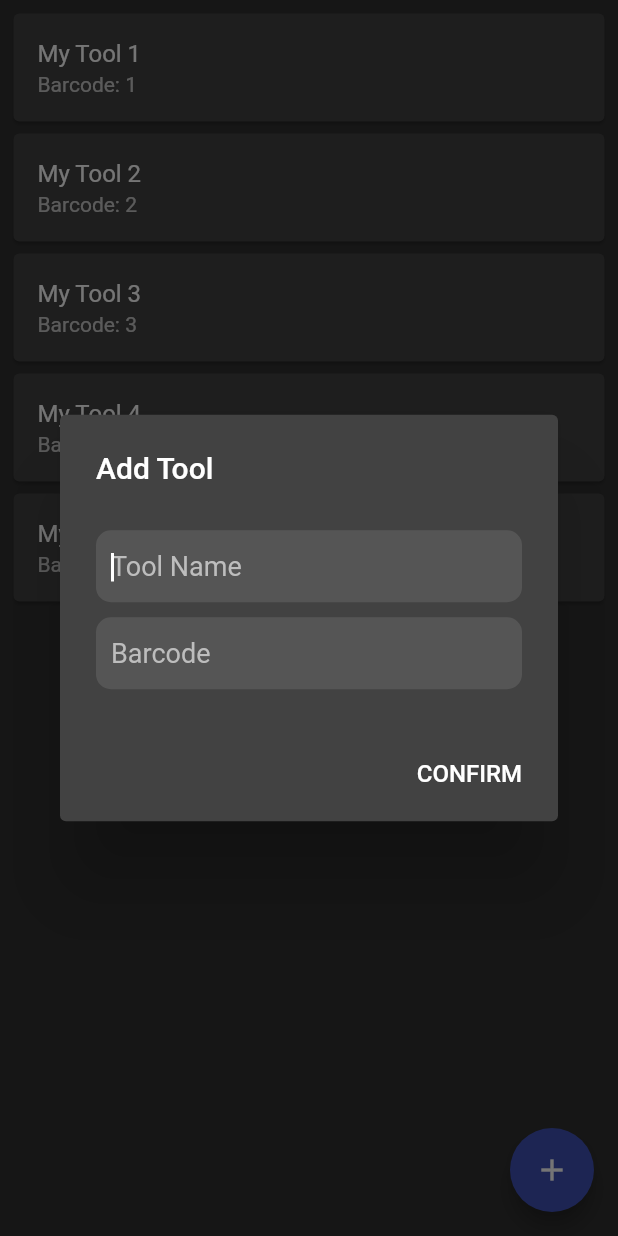
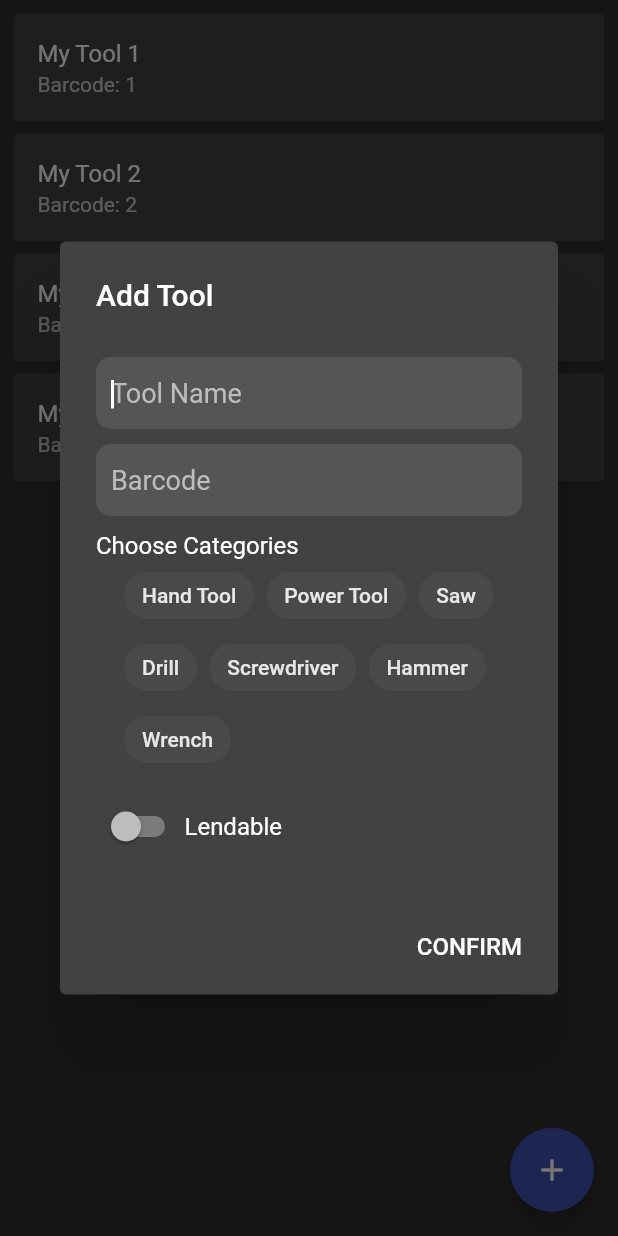
Before and after one commit to mjansen4857/tool_organizer, a Flutter app: the MyTools screen opened directly, after a tap on the "add" icon, on a phone screen of 412 x 824 dp. Run offline on Flutter 3.47's test engine with Material 2 defaults, Android fonts, the phone set to English and light mode, and no system bars; missing offline and left inert: postgres.

Commit message:
finish integrating everythin, just needs SQL

```diff
--- a/lib/main.dart
+++ b/lib/main.dart
@@ -1,6 +1,5 @@
 import 'package:flutter/material.dart';
 import 'package:tool_organizer/pages/root_page.dart';
-import 'package:tool_organizer/services/database.dart';
 
 void main() {
   runApp(ToolOrganizer());
@@ -17,9 +16,7 @@ class ToolOrganizer extends StatelessWidget {
         brightness: Brightness.dark,
         accentColor: Colors.indigo,
       ),
-      home: RootPage(
-        db: Database(),
-      ),
+      home: RootPage(),
     );
   }
 }
--- /dev/null
+++ b/lib/objects/lendable_tool.dart
@@ -0,0 +1,16 @@
+import 'package:tool_organizer/objects/tool.dart';
+
+class LendableTool extends Tool {
+  String lentTo;
+  DateTime requiredReturnDate;
+
+  LendableTool(
+      String toolName,
+      String barcode,
+      String owner,
+      DateTime purchaseDate,
+      List<String> categories,
+      this.lentTo,
+      this.requiredReturnDate)
+      : super(toolName, barcode, owner, purchaseDate, categories);
+}
--- /dev/null
+++ b/lib/objects/tool.dart
@@ -0,0 +1,10 @@
+class Tool {
+  final String toolName;
+  final String barcode;
+  final String owner;
+  final DateTime purchaseDate;
+  final List<String> categories;
+
+  Tool(this.toolName, this.barcode, this.owner, this.purchaseDate,
+      this.categories);
+}
--- a/lib/pages/login_page.dart
+++ b/lib/pages/login_page.dart
@@ -35,7 +35,7 @@ class _LoginPageState extends State<LoginPage> {
   void validateAndSubmit() {
     if (validateAndSave()) {
       if (_username != null) {
-        widget.db.getUserFullName(_username).then((value) {
+        Database.getUserFullName(_username).then((value) {
           if (value != null) {
             widget.loginCallback(_username, value);
           } else {
--- a/lib/pages/my_tools.dart
+++ b/lib/pages/my_tools.dart
@@ -2,9 +2,18 @@ import 'dart:async';
 
 import 'package:flutter/cupertino.dart';
 import 'package:flutter/material.dart';
+import 'package:tool_organizer/objects/lendable_tool.dart';
+import 'package:tool_organizer/objects/tool.dart';
+import 'package:tool_organizer/services/database.dart';
 import 'package:tool_organizer/widgets/tool_card.dart';
 
 class MyTools extends StatefulWidget {
+  final Database db;
+  final String username;
+  final String fullname;
+
+  MyTools({this.db, this.username, this.fullname});
+
   @override
   State<StatefulWidget> createState() => _MyToolsState();
 }
@@ -13,19 +22,35 @@ class _MyToolsState extends State<MyTools> {
   bool _isLoading = true;
   var _toolNameController;
   var _barcodeController;
-  List<Widget> _toolCards = [
-    ToolCard('My Tool 1', 'Barcode: 1', '1'),
-    ToolCard('My Tool 2', 'Barcode: 2', '2'),
-    ToolCard('My Tool 3', 'Barcode: 3', '3'),
-    ToolCard('My Tool 4', 'Barcode: 4', '4'),
-    ToolCard('My Tool 5', 'Barcode: 5', '5'),
-  ];
+  bool _lendableSelected = false;
+  List<Widget> _toolCards = [];
+
+  bool _handToolSelected = false;
+  bool _powerToolSelected = false;
+  bool _sawSelected = false;
+  bool _drillSelected = false;
+  bool _screwdriverSelected = false;
+  bool _hammerSelected = false;
+  bool _wrenchSelected = false;
 
   @override
   void initState() {
     super.initState();
     _toolNameController = TextEditingController();
     _barcodeController = TextEditingController();
+    _isLoading = true;
+    Database.getOwnedTools(widget.username).then((value) {
+      List<ToolCard> tools = [];
+
+      for (var tool in value) {
+        tools.add(ToolCard(tool));
+      }
+
+      setState(() {
+        _toolCards = tools;
+        _isLoading = false;
+      });
+    });
     Timer(Duration(seconds: 1), () {
       setState(() {
         _isLoading = false;
@@ -76,9 +101,21 @@ class _MyToolsState extends State<MyTools> {
   }
 
   Future<void> _addToolDialog(BuildContext context) async {
+    _toolNameController.clear();
+    _barcodeController.clear();
+    _lendableSelected = false;
+    _handToolSelected = false;
+    _powerToolSelected = false;
+    _sawSelected = false;
+    _drillSelected = false;
+    _screwdriverSelected = false;
+    _hammerSelected = false;
+    _wrenchSelected = false;
     await showDialog(
         context: context,
         builder: (BuildContext context) {
+          return StatefulBuilder(
+            builder: (context, setState2) {
               return AlertDialog(
                 title: Text('Add Tool'),
                 content: Container(
@@ -88,6 +125,8 @@ class _MyToolsState extends State<MyTools> {
                     children: <Widget>[
                       buildToolNameInput(),
                       buildBarcodeInput(),
+                      buildCategoriesInput(setState2),
+                      buildLendableInput(setState2),
                     ],
                   ),
                 ),
@@ -101,20 +140,38 @@ class _MyToolsState extends State<MyTools> {
                     ),
                     onPressed: () {
                       Navigator.pop(context, true);
+                      String toolName = _toolNameController.text;
+                      String barcode = _barcodeController.text;
+                      bool lendable = _lendableSelected;
+                      List<String> categories = [];
+                      if (_handToolSelected) categories.add('Hand Tool');
+                      if (_powerToolSelected) categories.add('Power Tool');
+                      if (_sawSelected) categories.add('Saw');
+                      if (_drillSelected) categories.add('Drill');
+                      if (_screwdriverSelected) categories.add('Screwdriver');
+                      if (_hammerSelected) categories.add('Hammer');
+                      if (_wrenchSelected) categories.add('Wrench');
+
+                      Tool tool;
+
+                      if (lendable) {
+                        tool = LendableTool(toolName, barcode, widget.fullname,
+                            DateTime.now(), categories, null, null);
+                      } else {
+                        tool = Tool(toolName, barcode, widget.fullname,
+                            DateTime.now(), categories);
+                      }
+
+                      Database.addTool(widget.username, tool);
+
                       setState(() {
-                    _toolCards = [
-                      ..._toolCards,
-                      ToolCard(
-                          _toolNameController.text,
-                          'Barcode: ' + _barcodeController.text,
-                          _barcodeController.text)
-                    ];
+                        _toolCards = [..._toolCards, ToolCard(tool)];
                       });
-                  _toolNameController.clear();
-                  _barcodeController.clear();
                     },
                   ),
                 ],
+              );
+            },
           );
         });
   }
@@ -176,4 +233,117 @@ class _MyToolsState extends State<MyTools> {
       ),
     );
   }
+
+  Widget buildLendableInput(Function(VoidCallback) setState) {
+    return Padding(
+      padding: EdgeInsets.fromLTRB(0, 10, 0, 0),
+      child: Row(
+        children: <Widget>[
+          Switch(
+            value: _lendableSelected,
+            onChanged: (bool value) {
+              setState(() {
+                _lendableSelected = value;
+              });
+            },
+          ),
+          Text('Lendable'),
+          // SizedBox(
+          //   width: 150,
+          // ),
+        ],
+      ),
+    );
+    return SwitchListTile(
+      title: Text('Lendable'),
+      value: _lendableSelected,
+      onChanged: (bool value) {
+        setState(() {
+          _lendableSelected = value;
+        });
+      },
+    );
   }
+
+  Widget buildCategoriesInput(Function(VoidCallback) setState) {
+    return Column(
+      children: <Widget>[
+        Padding(
+          padding: const EdgeInsets.fromLTRB(0, 10, 0, 0),
+          child: Align(
+              alignment: Alignment.topLeft, child: Text('Choose Categories')),
+        ),
+        Center(
+          child: Wrap(
+            spacing: 8,
+            children: <Widget>[
+              FilterChip(
+                label: Text('Hand Tool'),
+                selected: _handToolSelected,
+                onSelected: (bool selected) {
+                  setState(() {
+                    _handToolSelected = selected;
+                  });
+                },
+              ),
+              FilterChip(
+                label: Text('Power Tool'),
+                selected: _powerToolSelected,
+                onSelected: (bool selected) {
+                  setState(() {
+                    _powerToolSelected = selected;
+                  });
+                },
+              ),
+              FilterChip(
+                label: Text('Saw'),
+                selected: _sawSelected,
+                onSelected: (bool selected) {
+                  setState(() {
+                    _sawSelected = selected;
+                  });
+                },
+              ),
+              FilterChip(
+                label: Text('Drill'),
+                selected: _drillSelected,
+                onSelected: (bool selected) {
+                  setState(() {
+                    _drillSelected = selected;
+                  });
+                },
+              ),
+              FilterChip(
+                label: Text('Screwdriver'),
+                selected: _screwdriverSelected,
+                onSelected: (bool selected) {
+                  setState(() {
+                    _screwdriverSelected = selected;
+                  });
+                },
+              ),
+              FilterChip(
+                label: Text('Hammer'),
+                selected: _hammerSelected,
+                onSelected: (bool selected) {
+                  setState(() {
+                    _hammerSelected = selected;
+                  });
+                },
+              ),
+              FilterChip(
+                label: Text('Wrench'),
+                selected: _wrenchSelected,
+                onSelected: (bool selected) {
+                  setState(() {
+                    _wrenchSelected = selected;
+                  });
+                },
+              ),
+            ],
+          ),
+        ),
+      ],
+    );
+  }
+}
--- a/lib/pages/tool_info.dart
+++ b/lib/pages/tool_info.dart
@@ -1,20 +1,20 @@
 import 'dart:async';
 
 import 'package:flutter/material.dart';
+import 'package:tool_organizer/objects/lendable_tool.dart';
+import 'package:tool_organizer/objects/tool.dart';
+import 'package:tool_organizer/services/database.dart';
 
 class ToolInfo extends StatefulWidget {
-  final String barcode;
+  final Tool tool;
 
-  ToolInfo(this.barcode);
+  ToolInfo(this.tool);
 
   @override
   State<StatefulWidget> createState() => _ToolInfoState();
 }
 
 class _ToolInfoState extends State<ToolInfo> {
-  bool _isLoading = true;
-  bool _lendable = true;
-  bool _isLent = true;
   DateTime _selectedReturnDate;
   var _usernameController;
 
@@ -23,11 +23,6 @@ class _ToolInfoState extends State<ToolInfo> {
     super.initState();
     _selectedReturnDate = DateTime.now();
     _usernameController = TextEditingController();
-    Timer(Duration(seconds: 1), () {
-      setState(() {
-        _isLoading = false;
-      });
-    });
   }
 
   @override
@@ -48,13 +43,9 @@ class _ToolInfoState extends State<ToolInfo> {
           },
         ),
       ),
-      body: Stack(
-        children: <Widget>[
-          buildListView(),
-          buildLoading(),
-        ],
-      ),
-      floatingActionButton: (!_lendable) || _isLent
+      body: buildListView(),
+      floatingActionButton: !(widget.tool is LendableTool) ||
+              (widget.tool as LendableTool).lentTo != null
           ? null
           : FloatingActionButton(
               child: Icon(Icons.call_made),
@@ -62,18 +53,6 @@ class _ToolInfoState extends State<ToolInfo> {
                 _lendToolDialog(context);
               },
             ),
-    );
-  }
-
-  Widget buildLoading() {
-    if (_isLoading) {
-      return Center(
-        child: CircularProgressIndicator(),
-      );
-    }
-    return Container(
-      height: 0,
-      width: 0,
     );
   }
 
@@ -104,9 +83,16 @@ class _ToolInfoState extends State<ToolInfo> {
                 ),
                 onPressed: () {
                   Navigator.pop(context, true);
-                  print(_usernameController.text);
-                  print(_selectedReturnDate);
-                  //TODO stuff
+                  Database.lendTool(widget.tool.barcode,
+                      _usernameController.text, _selectedReturnDate);
+                  Database.getUserFullName(_usernameController.text)
+                      .then((value) {
+                    setState(() {
+                      (widget.tool as LendableTool).lentTo = value;
+                      (widget.tool as LendableTool).requiredReturnDate =
+                          _selectedReturnDate;
+                    });
+                  });
                   _usernameController.clear();
                 },
               ),
@@ -170,13 +156,7 @@ class _ToolInfoState extends State<ToolInfo> {
   }
 
   Widget buildListView() {
-    if (_isLoading) {
-      return Container(
-        height: 0,
-        width: 0,
-      );
-    }
-    if (_lendable) {
+    if (widget.tool is LendableTool) {
       return ListView(
         padding: EdgeInsets.all(8),
         shrinkWrap: true,
@@ -226,7 +206,7 @@ class _ToolInfoState extends State<ToolInfo> {
           width: 6,
         ),
         Text(
-          'Some Name',
+          widget.tool.toolName,
           style: TextStyle(fontSize: 18),
         ),
       ],
@@ -244,7 +224,7 @@ class _ToolInfoState extends State<ToolInfo> {
           width: 6,
         ),
         Text(
-          widget.barcode,
+          widget.tool.barcode,
           style: TextStyle(fontSize: 18),
         ),
       ],
@@ -262,7 +242,7 @@ class _ToolInfoState extends State<ToolInfo> {
           width: 6,
         ),
         Text(
-          'Some Person',
+          widget.tool.owner,
           style: TextStyle(fontSize: 18),
         ),
       ],
@@ -270,6 +250,7 @@ class _ToolInfoState extends State<ToolInfo> {
   }
 
   Widget buildLendee() {
+    var tool = widget.tool as LendableTool;
     return Row(
       children: <Widget>[
         Text(
@@ -280,7 +261,7 @@ class _ToolInfoState extends State<ToolInfo> {
           width: 6,
         ),
         Text(
-          'Some Person',
+          (tool.lentTo) != null ? tool.lentTo : 'Not Lent',
           style: TextStyle(fontSize: 18),
         ),
       ],
@@ -288,6 +269,7 @@ class _ToolInfoState extends State<ToolInfo> {
   }
 
   Widget buildReturnDate() {
+    var tool = widget.tool as LendableTool;
     return Row(
       children: <Widget>[
         Text(
@@ -298,7 +280,9 @@ class _ToolInfoState extends State<ToolInfo> {
           width: 6,
         ),
         Text(
-          'Some Date',
+          (tool.requiredReturnDate) != null
+              ? tool.requiredReturnDate.toString()
+              : 'Not Lent',
           style: TextStyle(fontSize: 18),
         ),
       ],
@@ -316,7 +300,7 @@ class _ToolInfoState extends State<ToolInfo> {
           width: 6,
         ),
         Text(
-          'Some Date',
+          widget.tool.purchaseDate.toString(),
           style: TextStyle(fontSize: 18),
         ),
       ],
@@ -337,31 +321,21 @@ class _ToolInfoState extends State<ToolInfo> {
         Wrap(
           spacing: 6,
           runSpacing: -8,
-          children: <Widget>[
-            Chip(
-              label: Text('Hand Tool'),
-            ),
-            Chip(
-              label: Text('Power Tool'),
-            ),
-            Chip(
-              label: Text('Saw'),
-            ),
-            Chip(
-              label: Text('Drill'),
-            ),
-            Chip(
-              label: Text('Wrench'),
-            ),
-            Chip(
-              label: Text('Screwdriver'),
-            ),
-            Chip(
-              label: Text('Hammer'),
-            ),
-          ],
+          children: createCategoryChips(),
         ),
       ],
     );
   }
+
+  List<Widget> createCategoryChips() {
+    List<Widget> chips = [];
+
+    for (var cat in widget.tool.categories) {
+      chips.add(Chip(
+        label: Text(cat),
+      ));
+    }
+
+    return chips;
+  }
 }
--- a/lib/services/database.dart
+++ b/lib/services/database.dart
@@ -1,19 +1,22 @@
 import 'dart:async';
 
 import 'package:postgres/postgres.dart';
+import 'package:tool_organizer/objects/lendable_tool.dart';
+import 'package:tool_organizer/objects/tool.dart';
 
 class Database {
   static final PostgreSQLConnection connection = PostgreSQLConnection(
       'reddwarf.cs.rit.edu', 5432, 'p320_29',
       username: 'p320_29', password: 'eeR5ahLiejaD4aeceiy1', useSSL: true);
 
-  Future<void> openConnection() async {
+  static Future<void> openConnection() async {
     print('[DB Service] Attempting to open DB connection: ' + connection.host);
-    await connection.open();
+    // await connection.open();
     print('[DB Service] Connection to DB opened.');
   }
 
-  Future<String> getUserFullName(String username) async {
+  static Future<String> getUserFullName(String username) async {
+    return 'Testing';
     List<List<dynamic>> results = await connection.query(
         'SELECT first_name, last_name FROM public.users WHERE username = @username',
         substitutionValues: {'username': username});
@@ -23,4 +26,53 @@ class Database {
     }
     return results[0][0] + ' ' + results[0][1];
   }
+
+  static Future<List<Tool>> getOwnedTools(String username) async {
+    return Future.delayed(Duration(seconds: 1)).then((value) {
+      var categories = [
+        'Hand Tool',
+        'Power Tool',
+        'Saw',
+        'Drill',
+        'Screwdriver'
+      ];
+      return [
+        new Tool(
+            'My Tool 1', '1', 'Some Name', DateTime(2020, 3, 10), categories),
+        new Tool(
+            'My Tool 2', '2', 'Some Name', DateTime(2020, 3, 10), categories),
+        new LendableTool('My Tool 3', '3', 'Some Name', DateTime(2020, 3, 10),
+            categories, null, null),
+        new LendableTool('My Tool 4', '4', 'Some Name', DateTime(2020, 3, 10),
+            categories, 'Some Other Name', DateTime(2021, 3, 10)),
+      ];
+    });
+  }
+
+  static Future<List<LendableTool>> getBorrowedTools(String username) async {
+    return Future.delayed(Duration(seconds: 1)).then((value) {
+      var categories = [
+        'Hand Tool',
+        'Power Tool',
+        'Saw',
+        'Drill',
+        'Screwdriver'
+      ];
+      return [
+        new LendableTool('My Tool 1', '1', 'Some Name', DateTime(2020, 3, 10),
+            categories, 'Some Other Name', DateTime(2021, 3, 10)),
+        new LendableTool('My Tool 2', '2', 'Some Name', DateTime(2020, 3, 10),
+            categories, 'Some Other Name', DateTime(2021, 3, 10)),
+        new LendableTool('My Tool 3', '3', 'Some Name', DateTime(2020, 3, 10),
+            categories, 'Some Other Name', DateTime(2021, 3, 10)),
+        new LendableTool('My Tool 4', '4', 'Some Name', DateTime(2020, 3, 10),
+            categories, 'Some Other Name', DateTime(2021, 3, 10)),
+      ];
+    });
+  }
+
+  static Future<void> addTool(String username, Tool tool) async {}
+
+  static Future<void> lendTool(String barcode, String lendeeUsername,
+      DateTime requiredReturnDate) async {}
 }
--- a/lib/widgets/tool_card.dart
+++ b/lib/widgets/tool_card.dart
@@ -1,12 +1,11 @@
 import 'package:flutter/material.dart';
+import 'package:tool_organizer/objects/tool.dart';
 import 'package:tool_organizer/pages/tool_info.dart';
 
 class ToolCard extends StatelessWidget {
-  final String toolName;
-  final String subtitle;
-  final String barcode;
+  final Tool tool;
 
-  ToolCard(this.toolName, this.subtitle, this.barcode);
+  ToolCard(this.tool);
 
   @override
   Widget build(BuildContext context) {
@@ -15,15 +14,18 @@ class ToolCard extends StatelessWidget {
         onTap: () {
           Navigator.push(
             context,
-            MaterialPageRoute(builder: (context) => ToolInfo(barcode)),
+            MaterialPageRoute(
+                builder: (context) => ToolInfo(
+                      tool,
+                    )),
           );
         },
         child: Column(
           mainAxisSize: MainAxisSize.min,
           children: <Widget>[
             ListTile(
-              title: Text(toolName),
-              subtitle: Text(subtitle),
+              title: Text(tool.toolName),
+              subtitle: Text('Barcode: ' + tool.barcode),
             ),
           ],
         ),
```
Also changed, not shown: lib/pages/borrowed_tools.dart (+15 -10 lines), lib/pages/home_page.dart (+7 -2 lines), lib/pages/root_page.dart (+1 -6 lines). Lines whose indentation alone changed are shown as unchanged.
